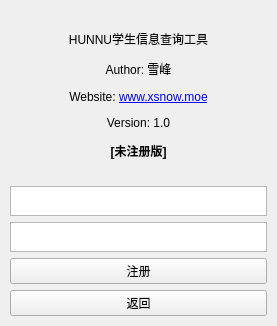
Before: the Qt Designer form aboutwnd.ui in penguin806/HunnuStuInfoLookupTool, drawn with Qt 5.
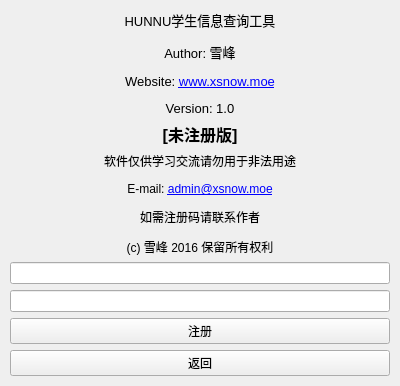
After: the same form once the commit is applied.

```diff
--- a/aboutwnd.ui
+++ b/aboutwnd.ui
@@ -6,10 +6,22 @@
    <rect>
     <x>0</x>
     <y>0</y>
-    <width>277</width>
+    <width>400</width>
     <height>326</height>
    </rect>
   </property>
+  <property name="sizePolicy">
+   <sizepolicy hsizetype="Preferred" vsizetype="Preferred">
+    <horstretch>0</horstretch>
+    <verstretch>0</verstretch>
+   </sizepolicy>
+  </property>
+  <property name="minimumSize">
+   <size>
+    <width>400</width>
+    <height>0</height>
+   </size>
+  </property>
   <property name="windowTitle">
    <string>xSnow</string>
   </property>
@@ -35,46 +47,50 @@
       <item>
        <widget class="QLabel" name="label">
         <property name="text">
-         <string>&lt;html&gt;&lt;head/&gt;&lt;body&gt;&lt;p align=&quot;center&quot;&gt;HUNNU学生信息查询工具&lt;/p&gt;&lt;p align=&quot;center&quot;&gt;Author: 雪峰&lt;/p&gt;&lt;p align=&quot;center&quot;&gt;Website: &lt;a href=&quot;http://www.xsnow.moe/&quot;&gt;&lt;span style=&quot; text-decoration: underline; color:#0000ff;&quot;&gt;www.xsnow.moe&lt;/span&gt;&lt;/a&gt;&lt;/p&gt;&lt;p align=&quot;center&quot;&gt;Version: 1.0&lt;/p&gt;&lt;p align=&quot;center&quot;&gt;&lt;span style=&quot; font-weight:600;&quot;&gt;[未注册版]&lt;/span&gt;&lt;/p&gt;&lt;/body&gt;&lt;/html&gt;</string>
+         <string>&lt;html&gt;&lt;head/&gt;&lt;body&gt;&lt;p align=&quot;center&quot;&gt;&lt;span style=&quot; font-size:10pt;&quot;&gt;HUNNU学生信息查询工具&lt;/span&gt;&lt;/p&gt;&lt;p align=&quot;center&quot;&gt;&lt;span style=&quot; font-size:10pt;&quot;&gt;Author: 雪峰&lt;/span&gt;&lt;/p&gt;&lt;p align=&quot;center&quot;&gt;&lt;span style=&quot; font-size:10pt;&quot;&gt;Website: &lt;/span&gt;&lt;a href=&quot;http://www.xsnow.moe/&quot;&gt;&lt;span style=&quot; font-size:10pt; text-decoration: underline; color:#0000ff;&quot;&gt;www.xsnow.moe&lt;/span&gt;&lt;/a&gt;&lt;/p&gt;&lt;p align=&quot;center&quot;&gt;&lt;span style=&quot; font-size:10pt;&quot;&gt;Version: 1.0&lt;/span&gt;&lt;/p&gt;&lt;/body&gt;&lt;/html&gt;</string>
+        </property>
+       </widget>
+      </item>
+      <item>
+       <widget class="QLabel" name="label_2">
+        <property name="text">
+         <string>&lt;html&gt;&lt;head/&gt;&lt;body&gt;&lt;p align=&quot;center&quot;&gt;&lt;span style=&quot; font-size:12pt; font-weight:600;&quot;&gt;[未注册版]&lt;/span&gt;&lt;/p&gt;&lt;/body&gt;&lt;/html&gt;</string>
+        </property>
+       </widget>
+      </item>
+      <item>
+       <widget class="QLabel" name="label_3">
+        <property name="text">
+         <string>&lt;html&gt;&lt;head/&gt;&lt;body&gt;&lt;p align=&quot;center&quot;&gt;软件仅供学习交流请勿用于非法用途&lt;/p&gt;&lt;p align=&quot;center&quot;&gt;E-mail: &lt;a href=&quot;mailto: admin@xsnow.moe&quot;&gt;&lt;span style=&quot; text-decoration: underline; color:#0000ff;&quot;&gt;admin@xsnow.moe&lt;/span&gt;&lt;/a&gt;&lt;/p&gt;&lt;p align=&quot;center&quot;&gt;如需注册码请联系作者&lt;/p&gt;&lt;p align=&quot;center&quot;&gt;(c) 雪峰 2016 保留所有权利&lt;/p&gt;&lt;/body&gt;&lt;/html&gt;</string>
         </property>
        </widget>
       </item>
      </layout>
     </item>
     <item>
-     <layout class="QVBoxLayout" name="verticalLayout_2" stretch="1,1,1,1">
+     <layout class="QVBoxLayout" name="verticalLayout_2" stretch="0,0,1,1">
       <item>
-       <widget class="QPlainTextEdit" name="plainTextEdit">
-        <property name="sizePolicy">
-         <sizepolicy hsizetype="Expanding" vsizetype="Maximum">
-          <horstretch>0</horstretch>
-          <verstretch>0</verstretch>
-         </sizepolicy>
-        </property>
-        <property name="maximumSize">
-         <size>
-          <width>16777215</width>
-          <height>30</height>
-         </size>
-        </property>
-        <property name="readOnly">
-         <bool>true</bool>
-        </property>
-       </widget>
+       <widget class="QLineEdit" name="lineEdit"/>
       </item>
       <item>
-       <widget class="QPlainTextEdit" name="plainTextEdit_2">
-        <property name="sizePolicy">
-         <sizepolicy hsizetype="Expanding" vsizetype="Minimum">
-          <horstretch>0</horstretch>
-          <verstretch>0</verstretch>
-         </sizepolicy>
+       <widget class="QLineEdit" name="lineEdit_2">
+        <property name="toolTip">
+         <string>注册码</string>
         </property>
-        <property name="maximumSize">
-         <size>
-          <width>16777215</width>
-          <height>30</height>
-         </size>
+        <property name="statusTip">
+         <string/>
+        </property>
+        <property name="whatsThis">
+         <string/>
+        </property>
+        <property name="accessibleName">
+         <string/>
+        </property>
+        <property name="accessibleDescription">
+         <string/>
+        </property>
+        <property name="placeholderText">
+         <string/>
         </property>
        </widget>
       </item>
```
